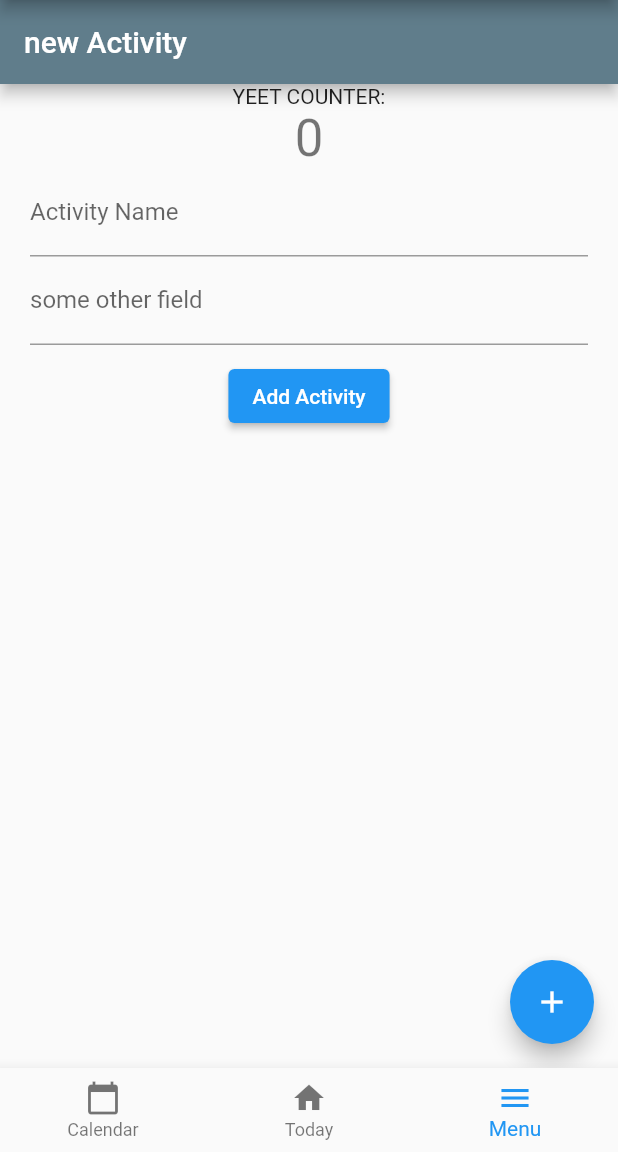
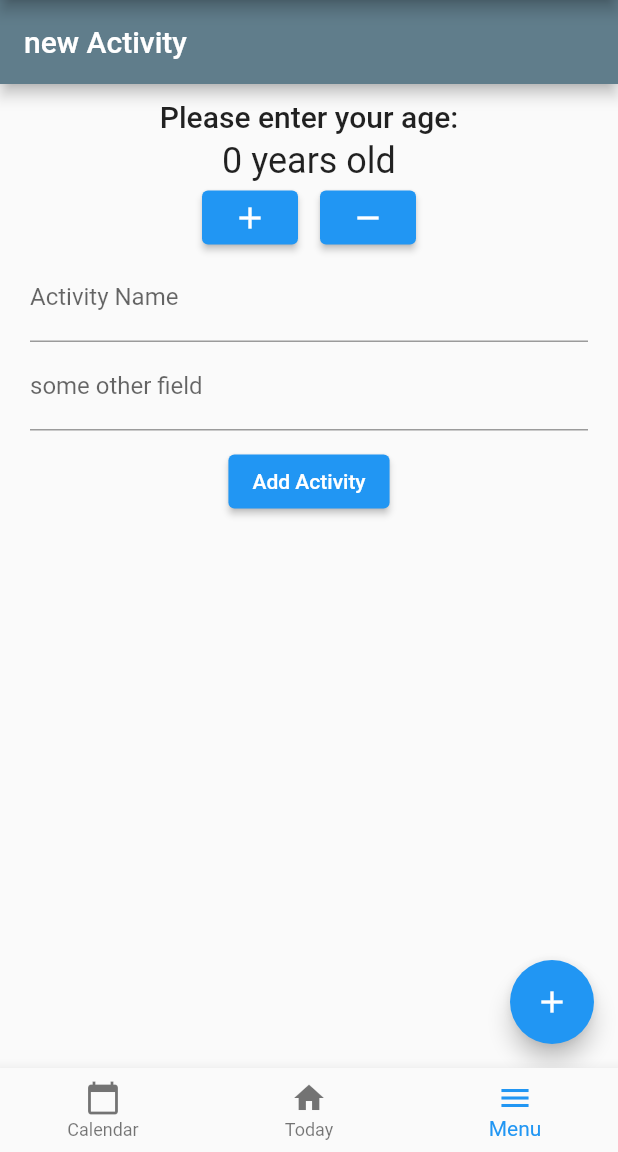
Before and after one commit to vir-technologies/StaySafeUwu, a Flutter app: the screen it shows after launch, item 3 of the bottom bar chosen, on a phone screen of 412 x 824 dp, the part 84-1236 px from its top. Run offline on Flutter 3.47's test engine with Material 2 defaults, Android fonts, the light colour scheme and no system bars; our stand-ins replace flutter_calendar_carousel.

Commit message:
added age counter
and made sure a human is unable to turn back time and go to the negative region of age.

```diff
--- a/hackon/lib/widgets/ActivityAdder.dart
+++ b/hackon/lib/widgets/ActivityAdder.dart
@@ -45,6 +45,17 @@ class _ActivityAdderState extends State<ActivityAdder> {
     });
   }
 
+  void _decrementCounter() {
+    setState(() {
+      if (_counter > 0) {
+        _counter--;
+        print("increment counter pressed");
+      } else {
+        print("are you sure age is less than 0?");
+      }
+    });
+  }
+
   // adds a textfield.
   // invalidCondition is a function in a form of (x) => [boolean expression]
   // x is the "value" of the texfield input. eg. if it cant be empty:
@@ -81,12 +92,42 @@ class _ActivityAdderState extends State<ActivityAdder> {
         child: Column(
           // mainAxisAlignment: MainAxisAlignment.center,
           children: <Widget>[
-            Text(
-              'YEET COUNTER:',
+            Container(
+              margin: EdgeInsets.symmetric(
+                vertical: 5.0,
+              ),
             ),
             Text(
-              '$_counter',
-              style: Theme.of(context).textTheme.headline4,
+              'Please enter your age:',
+              style: Theme.of(context).textTheme.headline6,
+            ),
+            Container(
+              margin: EdgeInsets.symmetric(
+                vertical: 2.0,
+              ),
+            ),
+            Text(
+              '$_counter years old',
+              style: Theme.of(context).textTheme.headline5,
+            ),
+            Container(
+              margin: EdgeInsets.symmetric(
+                horizontal: 120.0,
+                vertical: 0.0,
+              ),
+              child: Row(
+                mainAxisAlignment: MainAxisAlignment.spaceEvenly,
+                children: <Widget>[
+                  ElevatedButton(
+                    onPressed: _incrementCounter,
+                    child: Icon(Icons.add),
+                  ),
+                  ElevatedButton(
+                    onPressed: _decrementCounter,
+                    child: Icon(Icons.remove),
+                  ),
+                ],
+              ),
             ),
             Form(
               key: _formKey,
```
